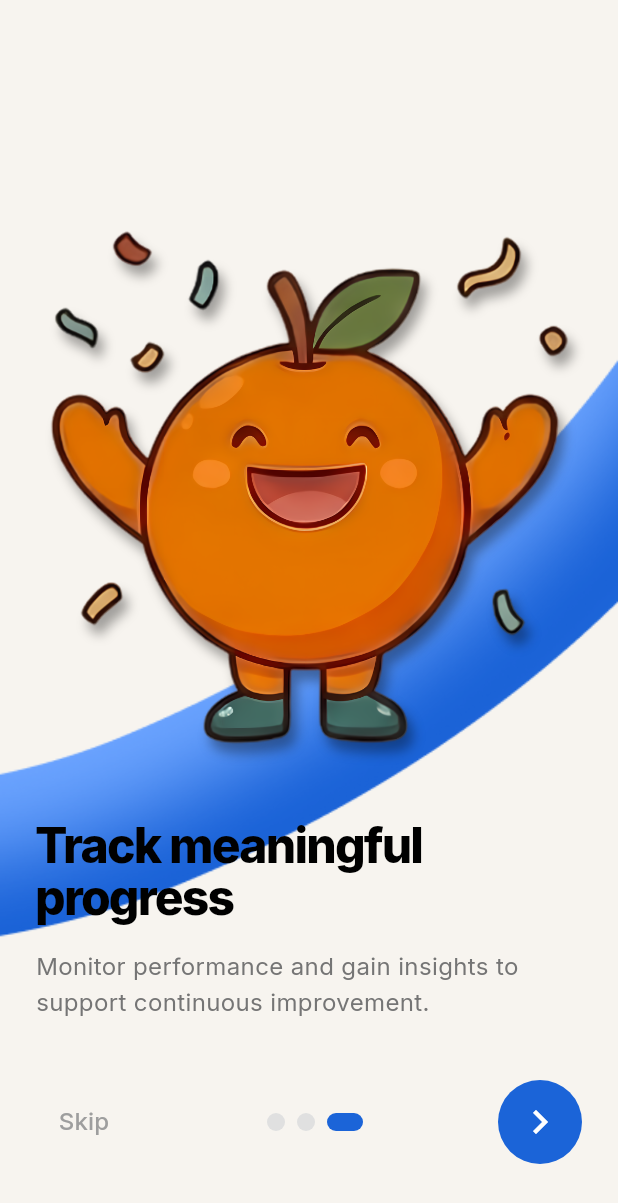
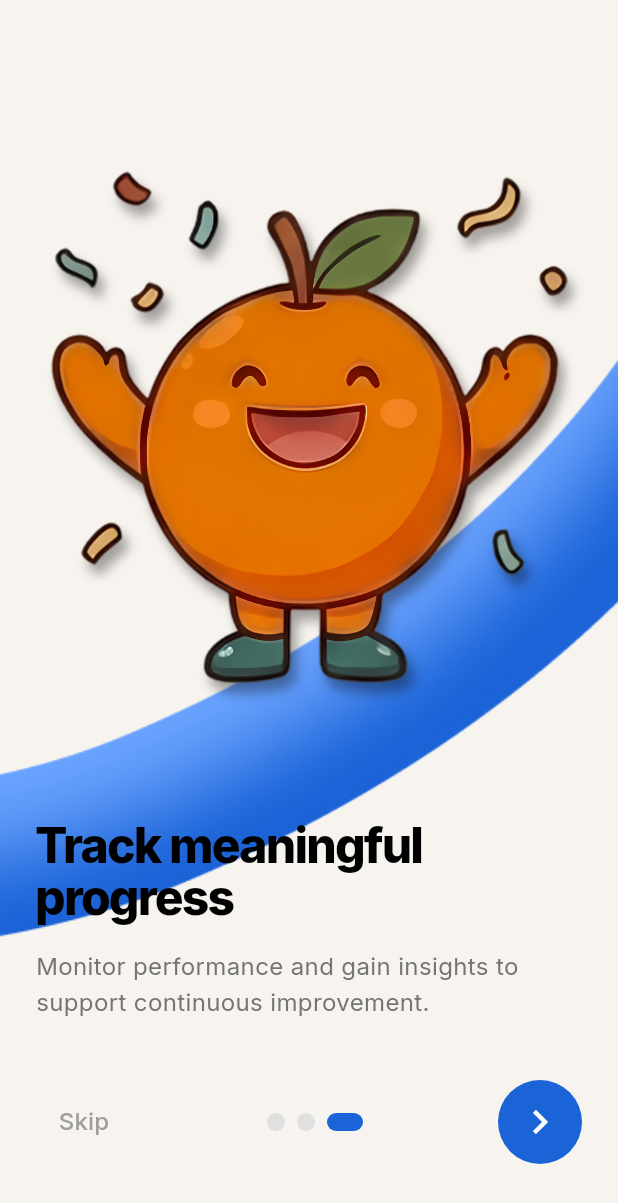
Before and after one commit to iamaoii/salintinig, a Flutter app: the screen it shows after launch, swiped to page 3, on a phone screen of 412 x 824 dp. Shown: the top 1203 px of the screen. Run offline on Flutter 3.47's test engine with Material 3 defaults, Android fonts, the phone set to English and light mode, and no system bars; our stand-ins replace google_fonts.

Commit message:
feat: added dynamic responsive scaling engine to support tablets and diverse screen sizes

```diff
--- a/mobile/lib/pages/onboarding_page.dart
+++ b/mobile/lib/pages/onboarding_page.dart
@@ -176,11 +176,16 @@ class _OnboardingPageState extends State<OnboardingPage> {
 
   // ─── Panel 1 & 3: Single mascot overlapping the diagonal stripe ───────────
   Widget _buildSingleMascotPage(OnboardingData data) {
+    return LayoutBuilder(
+      builder: (context, constraints) {
+        final scale = (constraints.maxHeight / 720.0).clamp(0.75, 1.3);
+        final topPadding = MediaQuery.of(context).padding.top;
+
         return Stack(
           children: [
             // 1. Background diagonal stripe
             Positioned(
-          top: 60,
+              top: 60 * scale,
               left: 0,
               right: 0,
               child: Image.asset(
@@ -191,7 +196,7 @@ class _OnboardingPageState extends State<OnboardingPage> {
 
             // 2. Mascot — full width container so visible character ≈ 80% of screen
             Positioned(
-          top: 150,
+              top: topPadding + 110 * scale,
               left: 0,
               right: 0,
               child: _buildMascotWithShadow(
@@ -234,7 +239,10 @@ class _OnboardingPageState extends State<OnboardingPage> {
             ),
           ],
         );
+      },
+    );
   }
+
 
   // ─── Panel 2: Multi-mascot layout ─────────────────────────────────────────
   Widget _buildMultiMascotPage(OnboardingData data) {
@@ -242,12 +250,13 @@ class _OnboardingPageState extends State<OnboardingPage> {
       builder: (context, constraints) {
         // Respect device status bar so nothing is hidden under notch/time display
         final topPadding = MediaQuery.of(context).padding.top + 16;
+        final scale = (constraints.maxHeight / 720.0).clamp(0.75, 1.3);
 
         return Stack(
           children: [
             // 1. Background diagonal stripe
             Positioned(
-              top: 60,
+              top: 60 * scale,
               left: 0,
               right: 0,
               child: Image.asset(
@@ -258,7 +267,7 @@ class _OnboardingPageState extends State<OnboardingPage> {
 
             // 2. Primary mascot (listening/headphones) — pushed below status bar
             Positioned(
-              top: topPadding + 20,
+              top: topPadding + (20 * scale),
               left: 0,
               right: 0,
               child: _buildMascotWithShadow(
@@ -269,7 +278,7 @@ class _OnboardingPageState extends State<OnboardingPage> {
 
             // 3. Text content — below listening mascot (~38% of screen)
             Positioned(
-              top: topPadding + 295,
+              top: topPadding + (295 * scale),
               left: 24,
               right: 24,
               child: Column(
@@ -300,11 +309,11 @@ class _OnboardingPageState extends State<OnboardingPage> {
 
             // 4. Secondary mascot (speaking/microphone) — right side, bigger
             Positioned(
-              top: topPadding + 390,
-              right: 20,
+              top: topPadding + (390 * scale),
+              right: 20 * scale,
               child: SizedBox(
-                width: 145,
-                height: 145,
+                width: 145 * scale,
+                height: 145 * scale,
                 child: _buildMascotWithShadow(
                   data.secondaryMascot!,
                   widthFactor: 1.0,
@@ -314,11 +323,11 @@ class _OnboardingPageState extends State<OnboardingPage> {
 
             // 5. Tertiary mascot (sitting/backpack) — left side, bigger
             Positioned(
-              top: topPadding + 470,
-              left: 30,
+              top: topPadding + (470 * scale),
+              left: 30 * scale,
               child: SizedBox(
-                width: 260,
-                height: 260,
+                width: 260 * scale,
+                height: 260 * scale,
                 child: _buildMascotWithShadow(
                   data.tertiaryMascot!,
                   widthFactor: 1.0,
@@ -330,6 +339,7 @@ class _OnboardingPageState extends State<OnboardingPage> {
       },
     );
   }
+
 
 
   Widget _buildMascotWithShadow(
```
Lines whose indentation alone changed are shown as unchanged.
